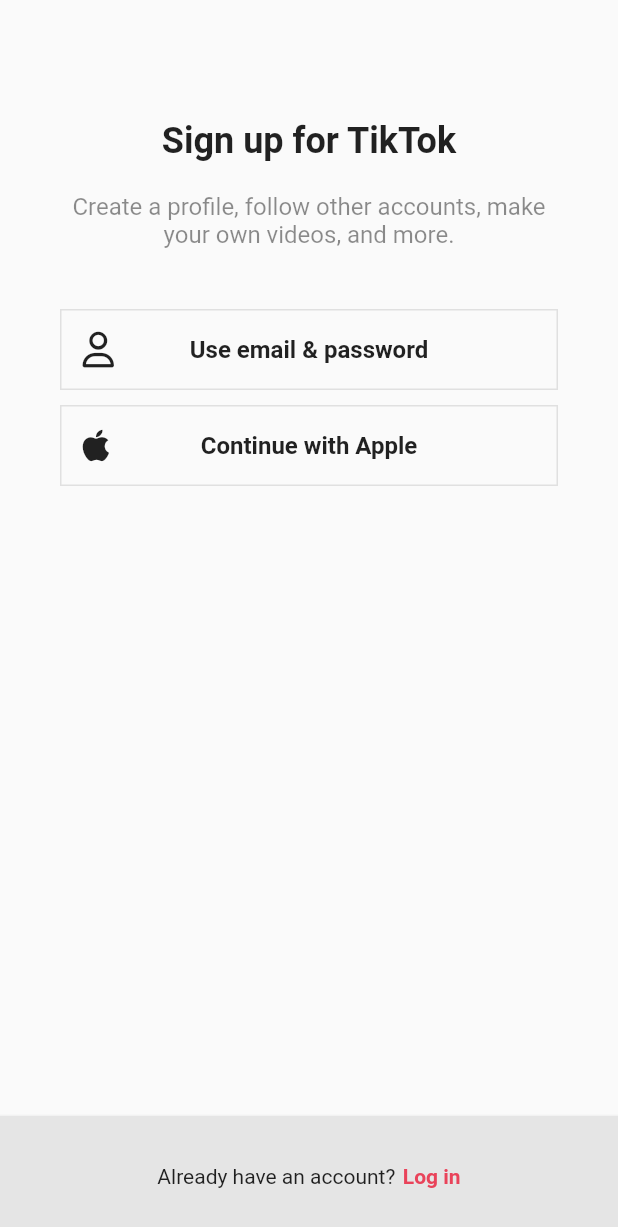
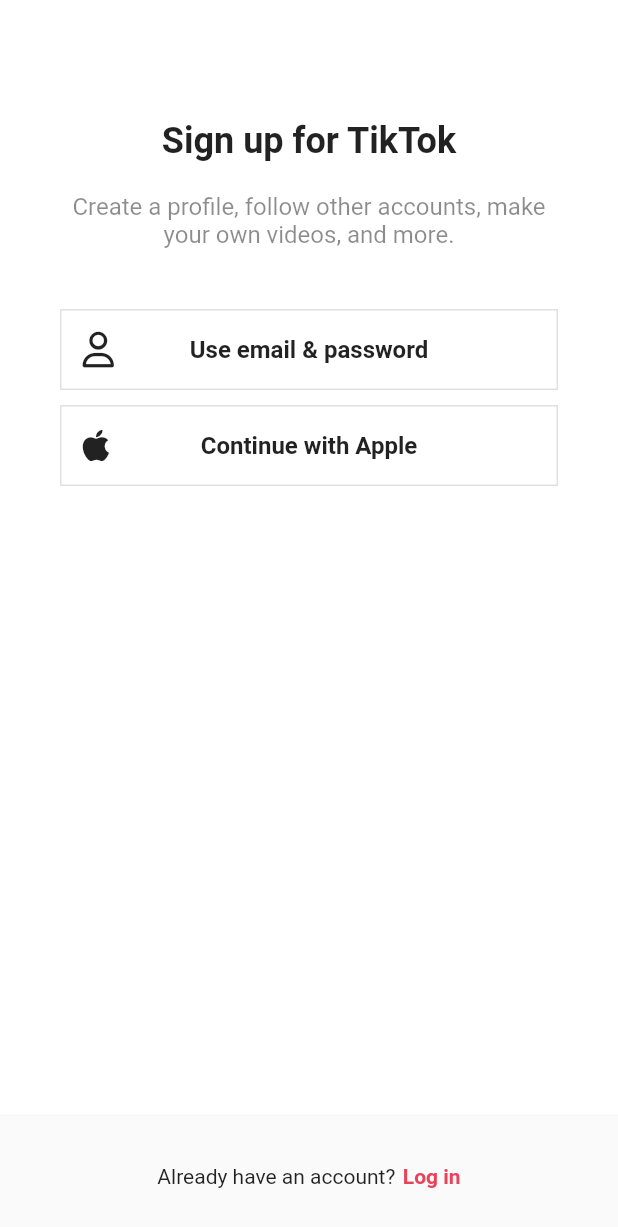
Before and after one commit to LeeYuChul/TikTok_Clone_YC, a Flutter app: the screen it shows after launch, on a phone screen of 412 x 824 dp. Shown: the top 1227 px of the screen. Run offline on Flutter 3.47's test engine with Material 2 defaults, Android fonts, the phone set to English and light mode, and no system bars; our stand-ins replace font_awesome_flutter.

Commit message:
1121_오늘 공부

```diff
--- a/lib/features/acthentication/login_screen.dart
+++ b/lib/features/acthentication/login_screen.dart
@@ -53,7 +53,7 @@ class LoginScreen extends StatelessWidget {
         ),
       ),
       bottomNavigationBar: BottomAppBar(
-        color: const Color.fromARGB(255, 229, 229, 229),
+        color: Colors.grey.shade50,
         elevation: 2,
         child: Padding(
           padding: const EdgeInsets.symmetric(vertical: Sizes.size32),
--- a/lib/features/acthentication/sign_up_screen.dart
+++ b/lib/features/acthentication/sign_up_screen.dart
@@ -2,7 +2,7 @@ import 'package:flutter/material.dart';
 import 'package:font_awesome_flutter/font_awesome_flutter.dart';
 import 'package:tiktok_clone/constants/gaps.dart';
 import 'package:tiktok_clone/constants/sizes.dart';
-import 'package:tiktok_clone/features/acthentication/email_screen.dart';
+import 'package:tiktok_clone/features/acthentication/username.dart';
 import 'package:tiktok_clone/features/acthentication/login_screen.dart';
 import 'package:tiktok_clone/features/acthentication/widgets/auth_buton.dart';
 
@@ -20,7 +20,7 @@ class SignUpScreen extends StatelessWidget {
   void _onEmailTap(BuildContext context) {
     Navigator.of(context).push(
       MaterialPageRoute(
-        builder: (context) => const EmailScreen(),
+        builder: (context) => const UsernameScreen(),
       ),
     );
   }
@@ -28,6 +28,7 @@ class SignUpScreen extends StatelessWidget {
   @override
   Widget build(BuildContext context) {
     return Scaffold(
+      backgroundColor: Colors.white,
       body: SafeArea(
         child: Padding(
           padding: const EdgeInsets.symmetric(
@@ -70,7 +71,7 @@ class SignUpScreen extends StatelessWidget {
         ),
       ),
       bottomNavigationBar: BottomAppBar(
-        color: const Color.fromARGB(255, 229, 229, 229),
+        color: Colors.grey.shade50,
         elevation: 2,
         child: Padding(
           padding: const EdgeInsets.symmetric(vertical: Sizes.size32),
--- a/lib/main.dart
+++ b/lib/main.dart
@@ -14,7 +14,19 @@ class TikTokApp extends StatelessWidget {
   Widget build(BuildContext context) {
     return MaterialApp(
       title: 'TikTok Clone',
-      theme: ThemeData(primaryColor: const Color(0xffe9435a)),
+      theme: ThemeData(
+        appBarTheme: const AppBarTheme(
+            backgroundColor: Colors.white,
+            foregroundColor: Colors.black,
+            elevation: 0,
+            titleTextStyle: TextStyle(
+              color: Colors.black,
+              fontSize: Sizes.size16 + Sizes.size2,
+              fontWeight: FontWeight.w600,
+            )),
+        scaffoldBackgroundColor: Colors.white,
+        primaryColor: const Color(0xffe9435a),
+      ),
       home: const SignUpScreen(),
     );
   }
```
Also changed, not shown: lib/features/acthentication/email_screen.dart (deleted, +0 -21 lines), lib/features/acthentication/username.dart (added, +106 -0 lines), lib/features/acthentication/username_screen.dart (deleted).
